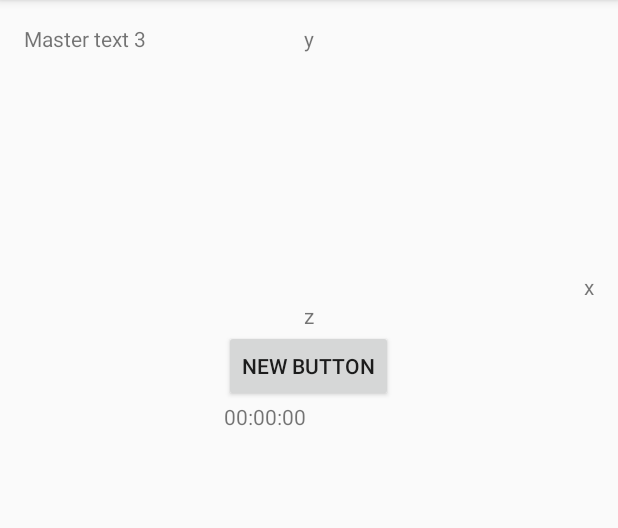
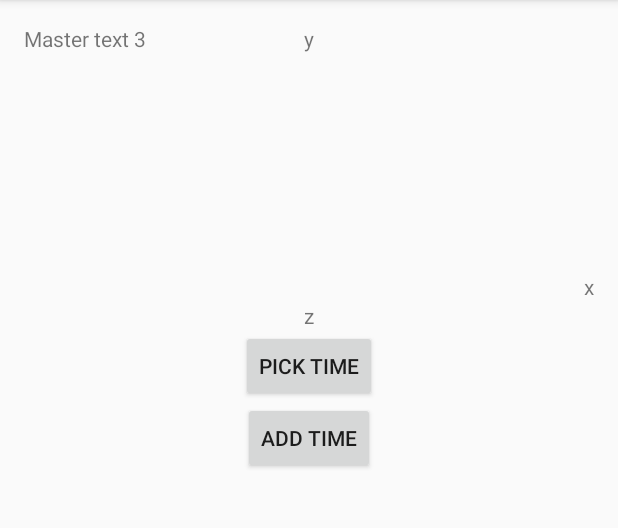
Before and after one commit to xigolle/WakeApp, an Android app: the screen it shows after launch (MainActivity), on a phone screen of 412 x 824 dp, the part 84-612 px from its top. Run offline under Robolectric (Android 15) with nearby library versions, the phone set to English and light mode, and no system bars.

```diff
--- a/app/src/main/java/com/example/joeyd/wakeapp/MainActivity.java
+++ b/app/src/main/java/com/example/joeyd/wakeapp/MainActivity.java
@@ -1,5 +1,12 @@
 package com.example.joeyd.wakeapp;
 
+import android.app.AlarmManager;
+import android.app.DatePickerDialog;
+import android.app.Dialog;
+import android.app.PendingIntent;
+import android.app.TimePickerDialog;
+import android.content.Context;
+import android.content.Intent;
 import android.os.AsyncTask;
 import android.os.Bundle;
 import android.support.v7.app.AppCompatActivity;
@@ -7,7 +14,10 @@ import android.util.Log;
 import android.view.Menu;
 import android.view.MenuItem;
 import android.view.View;
+import android.widget.Button;
+import android.widget.DatePicker;
 import android.widget.TextView;
+import android.widget.TimePicker;
 import android.widget.Toast;
 
 import java.util.Calendar;
@@ -20,8 +30,13 @@ public class MainActivity extends AppCompatActivity /* implements SensorEventLis
     accelerometerManager accelerometer;
 
     //TextView timeTxtView;
-    checkTime timeCheck;
-    @Override
+    Button setTime;
+    Button addTime;
+    static  final int DATEPICKER_DIALOG_ID = 0;
+    static  final int TIMEPICKER_DIALOG_ID = 1;
+    int year, month, day, hour, minute;
+    Context context;
+
     protected void onCreate(Bundle savedInstanceState) {
         super.onCreate(savedInstanceState);
         setContentView(R.layout.activity_main);
@@ -31,8 +46,75 @@ public class MainActivity extends AppCompatActivity /* implements SensorEventLis
         accelerometer = new accelerometerManager(this.getApplicationContext(), this);
 
         //getTime.execute();
-        timeCheck = new checkTime("name");
+        final Calendar cal = Calendar.getInstance();
+
+        //datum van notificatie
+        year = cal.get(Calendar.YEAR);
+        month = cal.get(Calendar.MONTH);
+        day = cal.get(Calendar.DAY_OF_MONTH);
+        hour = cal.get(Calendar.HOUR_OF_DAY);
+        minute = cal.get(Calendar.MINUTE);
+
+        setTime = (Button) findViewById(R.id.setTime);
+        addTime = (Button) findViewById(R.id.addTime);
+
+        setTime.setOnClickListener(new View.OnClickListener() {
+            @Override
+            public void onClick(View view) {
+                showDialog(DATEPICKER_DIALOG_ID); //deprecated, maar het alternatief is veel omslachtiger
+            }
+        });
+
+        addTime.setOnClickListener(new View.OnClickListener() {
+            @Override
+            public void onClick(View view) {
+                Intent intent = new Intent("com.example.joeyd.wakeapp");
+                PendingIntent pendingIntent = PendingIntent.getBroadcast(context, 0, intent, PendingIntent.FLAG_UPDATE_CURRENT);
+                AlarmManager alarmManager = (AlarmManager) getSystemService(Context.ALARM_SERVICE);
+
+                Calendar cal = Calendar.getInstance();
+                cal.set(Calendar.YEAR, year);
+                cal.set(Calendar.MONTH, month);
+                cal.set(Calendar.DAY_OF_MONTH, day);
+                cal.set(Calendar.HOUR_OF_DAY, hour);
+                cal.set(Calendar.MINUTE, minute);
+                cal.set(Calendar.SECOND, 0);
+
+                alarmManager.set(AlarmManager.RTC_WAKEUP, cal.getTimeInMillis(), pendingIntent);
+                Toast.makeText(MainActivity.this, "Wake up scheduled at " + hour + ":" + minute + " " + day + "/" + month + "/" + year, Toast.LENGTH_LONG).show();
+            }
+        });
     }
+
+    @Override
+    protected Dialog onCreateDialog(int id) {
+        if (id == DATEPICKER_DIALOG_ID) {
+            return new DatePickerDialog(this, datePickerListener, year, month, day);
+        } else if (id == TIMEPICKER_DIALOG_ID) {
+            return new TimePickerDialog(this, timePickerListener, hour, minute, false);
+        } else return null;
+    }
+
+    private DatePickerDialog.OnDateSetListener datePickerListener =
+            new DatePickerDialog.OnDateSetListener() {
+                @Override
+                public void onDateSet(DatePicker datePicker, int yr, int mnth, int d) {
+                    year = yr;
+                    month = mnth;
+                    day = d;
+                    showDialog(TIMEPICKER_DIALOG_ID);
+                }
+            };
+
+    protected TimePickerDialog.OnTimeSetListener timePickerListener =
+            new TimePickerDialog.OnTimeSetListener() {
+                @Override
+                public void onTimeSet(TimePicker timePicker, int hr, int mnt) {
+                    hour = hr;
+                    minute = mnt;
+                }
+            };
+
 
     @Override
     public boolean onCreateOptionsMenu(Menu menu) {
@@ -55,6 +137,8 @@ public class MainActivity extends AppCompatActivity /* implements SensorEventLis
 
         return super.onOptionsItemSelected(item);
     }
+
+
 
     /*AsyncTask getTime = new AsyncTask<Object, String, String>() {
         @Override
--- a/app/src/main/java/com/example/joeyd/wakeapp/accelerometerManager.java
+++ b/app/src/main/java/com/example/joeyd/wakeapp/accelerometerManager.java
@@ -23,7 +23,7 @@ public class accelerometerManager implements SensorEventListener {
     private long lastUpdate = 0;
     private float last_x, last_y, last_z;
     private static final int SHAKE_THRESHOLD = 100;
-    private boolean smsSend = false;
+    public boolean awake = false;
 
     public accelerometerManager(Context context, Activity activity) {
 
@@ -59,9 +59,9 @@ public class accelerometerManager implements SensorEventListener {
                     xText.setText("x: " + String.valueOf(x));
                     yText.setText("y: " + String.valueOf(y));
                     zText.setText("z: " + String.valueOf(z));
-                    if (!smsSend){
+                    if (!awake){
                         //TextManager.Send("0478057618", "Ik ben wakker", context);
-                        smsSend = true;
+                        awake = true;
                     }
                 }
 
--- a/app/src/main/java/com/example/joeyd/wakeapp/checkTime.java
+++ /dev/null
@@ -1,35 +0,0 @@
-package com.example.joeyd.wakeapp;
-
-import android.app.IntentService;
-import android.content.Intent;
-import android.util.Log;
-
-import java.util.Calendar;
-
-/**
- * Created by mathias on 7/01/2016.
- */
-public class checkTime extends IntentService {
-
-
-    /**
-     * Creates an IntentService.  Invoked by your subclass's constructor.
-     *
-     * @param name Used to name the worker thread, important only for debugging.
-     */
-    public checkTime(String name) {
-        super(name);
-    }
-
-    @Override
-    protected void onHandleIntent(Intent intent) {
-        if (intent != null) {
-            Calendar cal = Calendar.getInstance();
-            int hour = cal.get(Calendar.HOUR_OF_DAY);
-            int minute = cal.get(Calendar.MINUTE);
-            int second = cal.get(Calendar.SECOND);
-            String time = hour + ":" + minute + ":" + second;
-            Log.i("Debug", time);
-        }
-    }
-}
--- a/app/src/main/res/layout/activity_main.xml
+++ b/app/src/main/res/layout/activity_main.xml
@@ -42,26 +42,22 @@
         android:layout_below="@+id/x"
         android:layout_centerHorizontal="true" />
 
-    <TextView
+    <Button
         android:layout_width="wrap_content"
         android:layout_height="wrap_content"
-        android:textAppearance="?android:attr/textAppearanceSmall"
-        android:text="00:00:00"
-        android:id="@+id/time"
-        android:layout_alignLeft="@+id/button"
-        android:layout_alignStart="@+id/button"
-        android:layout_alignRight="@+id/z"
-        android:layout_alignEnd="@+id/z"
-        android:layout_below="@+id/button" />
+        android:text="Pick time"
+        android:id="@+id/setTime"
+        android:layout_below="@+id/z"
+        android:layout_centerHorizontal="true"
+        android:onClick="setTime"/>
 
     <Button
         android:layout_width="wrap_content"
         android:layout_height="wrap_content"
-        android:text="New Button"
-        android:id="@+id/button"
-        android:layout_below="@+id/z"
-        android:layout_centerHorizontal="true"
-        android:onClick="setTime"/>
+        android:text="Add time"
+        android:id="@+id/addTime"
+        android:layout_below="@+id/setTime"
+        android:layout_centerHorizontal="true" />
 
 
 </RelativeLayout>
```
Also changed, not shown: app/src/main/AndroidManifest.xml (+7 -0 lines), app/src/main/java/com/example/joeyd/wakeapp/AlarmReceiver.java (added, +28 -0 lines), 1 other file.
